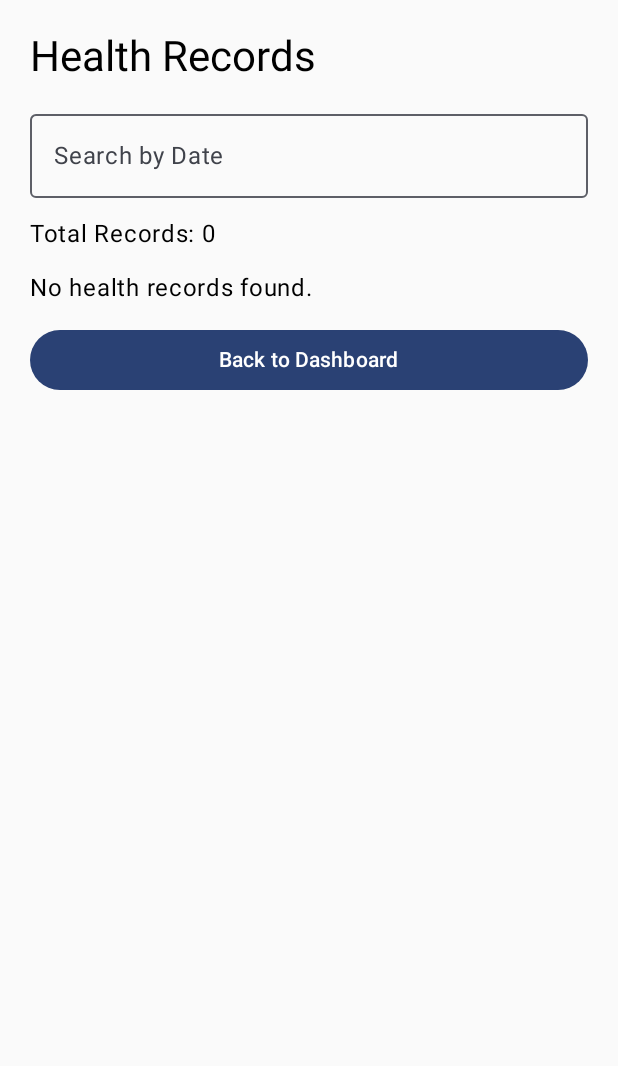
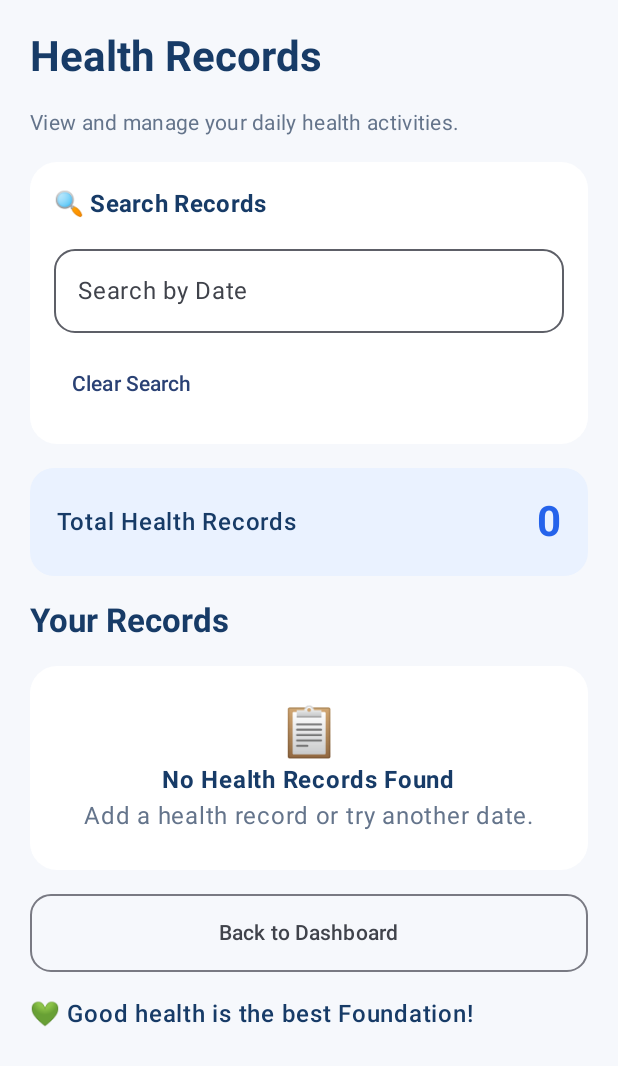
Before and after one commit to Zaid226615/HealthMate-Mobile.App, an Android app built with Jetpack Compose: the screen it shows after launch (MainActivity), after a tap on "View Health Records", on a phone screen of 412 x 824 dp. Shown: the top 1066 px of the screen. Run offline under Robolectric (Android 15) with nearby library versions, the phone set to English and light mode, and no system bars.

Commit message:
Improved dashboard and health record screen UI

```diff
--- a/app/src/main/java/com/example/healthmate/MainActivity.kt
+++ b/app/src/main/java/com/example/healthmate/MainActivity.kt
@@ -16,6 +16,10 @@ import com.example.healthmate.ui.theme.HealthMateTheme
 import java.text.SimpleDateFormat
 import java.util.Date
 import java.util.Locale
+import androidx.compose.foundation.shape.RoundedCornerShape
+import androidx.compose.ui.graphics.Color
+import androidx.compose.ui.text.font.FontWeight
+import androidx.compose.ui.Alignment
 
 class MainActivity : ComponentActivity() {
 
@@ -173,6 +177,7 @@ class MainActivity : ComponentActivity() {
     }
 }
 
+
 @Composable
 fun HealthMateDashboard(
     onAddRecordClick: () -> Unit,
@@ -180,7 +185,7 @@ fun HealthMateDashboard(
     todaySteps: Int,
     todayCalories: Int,
     todayWater: Int
-){
+) {
 
     val today = SimpleDateFormat(
         "dd MMMM yyyy",
@@ -188,7 +193,8 @@ fun HealthMateDashboard(
     ).format(Date())
 
     Scaffold(
-        modifier = Modifier.fillMaxSize()
+        modifier = Modifier.fillMaxSize(),
+        containerColor = Color(0xFFF6F8FC)
     ) { innerPadding ->
 
         Column(
@@ -201,60 +207,131 @@ fun HealthMateDashboard(
             verticalArrangement = Arrangement.spacedBy(16.dp)
         ) {
 
+            // App Header
             Text(
-                text = "HealthMate",
-                style = MaterialTheme.typography.headlineLarge
+                text = "💚 HealthMate",
+                style = MaterialTheme.typography.headlineLarge,
+                fontWeight = FontWeight.Bold,
+                color = Color(0xFF173B67)
             )
 
-            Text("Personal Health & Wellness Tracker")
+            Text(
+                text = "Personal Health & Wellness Tracker",
+                style = MaterialTheme.typography.bodyMedium,
+                color = Color(0xFF64748B)
+            )
+
+            // Date Overview Card
+            Card(
+                modifier = Modifier.fillMaxWidth(),
+                shape = RoundedCornerShape(20.dp),
+                colors = CardDefaults.cardColors(
+                    containerColor = Color(0xFFEAF2FF)
+                )
+            ) {
+
+                Column(
+                    modifier = Modifier.padding(20.dp),
+                    verticalArrangement = Arrangement.spacedBy(8.dp)
+                ) {
+
+                    Text(
+                        text = "TODAY'S OVERVIEW",
+                        color = Color(0xFF2563EB),
+                        fontWeight = FontWeight.Bold
+                    )
+
+                    Text(
+                        text = today,
+                        style = MaterialTheme.typography.titleLarge,
+                        color = Color(0xFF1E3A5F)
+                    )
+
+                    Text(
+                        text = "Track your daily activities and stay healthy.",
+                        color = Color(0xFF475569)
+                    )
+                }
+            }
 
             Text(
-                text = "Today's Health Overview",
-                style = MaterialTheme.typography.titleLarge
+                text = "Your Daily Activity",
+                style = MaterialTheme.typography.titleLarge,
+                fontWeight = FontWeight.Bold
             )
 
-            Text(today)
-
+            // Steps Card
             HealthSummaryCard(
                 title = "Steps Walked",
                 value = todaySteps.toString(),
-                unit = "steps"
+                unit = "steps",
+                icon = "👣",
+                cardColor = Color(0xFFE9F2FF),
+                valueColor = Color(0xFF2563EB)
             )
 
+            // Calories Card
             HealthSummaryCard(
                 title = "Calories Burned",
                 value = todayCalories.toString(),
-                unit = "kcal"
+                unit = "kcal",
+                icon = "🔥",
+                cardColor = Color(0xFFFDECEC),
+                valueColor = Color(0xFF945151)
             )
 
+            // Water Card
             HealthSummaryCard(
                 title = "Water Intake",
                 value = todayWater.toString(),
-                unit = "ml"
+                unit = "ml",
+                icon = "💧",
+                cardColor = Color(0xFFE5F7FC),
+                valueColor = Color(0xFF0891B2)
             )
 
+            // Add Record Button
             Button(
                 onClick = onAddRecordClick,
-                modifier = Modifier.fillMaxWidth()
+                modifier = Modifier
+                    .fillMaxWidth()
+                    .height(54.dp),
+                shape = RoundedCornerShape(15.dp),
+                colors = ButtonDefaults.buttonColors(
+                    containerColor = Color(0xFF2563EB)
+                )
             ) {
-                Text("Add Health Record")
+                Text(
+                    text = "＋ Add Health Record",
+                    fontWeight = FontWeight.Bold
+                )
             }
 
+            // View Records Button
             OutlinedButton(
                 onClick = onViewRecordsClick,
-                modifier = Modifier.fillMaxWidth()
+                modifier = Modifier
+                    .fillMaxWidth()
+                    .height(54.dp),
+                shape = RoundedCornerShape(15.dp)
             ) {
-                Text("View Health Records")
+                Text(
+                    text = "View Health Records",
+                    fontWeight = FontWeight.Bold
+                )
             }
 
             Text(
-                text = "Your Health Matters!",
-                style = MaterialTheme.typography.titleMedium
+                text = "💚 Your Health Matters!",
+                style = MaterialTheme.typography.titleMedium,
+                fontWeight = FontWeight.Bold,
+                color = Color(0xFF173B67)
             )
 
             Text(
                 text = "Keep tracking your daily activities " +
-                        "to maintain a healthy lifestyle."
+                        "to maintain a healthy lifestyle.",
+                color = Color(0xFF64748B)
             )
         }
     }
@@ -264,28 +341,61 @@ fun HealthMateDashboard(
 fun HealthSummaryCard(
     title: String,
     value: String,
-    unit: String
+    unit: String,
+    icon: String,
+    cardColor: Color,
+    valueColor: Color
 ) {
 
     Card(
-        modifier = Modifier.fillMaxWidth()
+        modifier = Modifier.fillMaxWidth(),
+        shape = RoundedCornerShape(20.dp),
+        colors = CardDefaults.cardColors(
+            containerColor = cardColor
+        )
     ) {
 
-        Column(
-            modifier = Modifier.padding(20.dp)
+        Row(
+            modifier = Modifier.padding(20.dp),
+            horizontalArrangement = Arrangement.spacedBy(16.dp),
+            verticalAlignment = Alignment.CenterVertically
         ) {
 
             Text(
-                text = title,
-                style = MaterialTheme.typography.titleMedium
+                text = icon,
+                style = MaterialTheme.typography.headlineLarge
             )
 
-            Spacer(modifier = Modifier.height(8.dp))
+            Column(
+                verticalArrangement = Arrangement.spacedBy(5.dp)
+            ) {
 
-            Text(
-                text = "$value $unit",
-                style = MaterialTheme.typography.headlineMedium
-            )
+                Text(
+                    text = title,
+                    style = MaterialTheme.typography.titleMedium,
+                    fontWeight = FontWeight.SemiBold,
+                    color = Color(0xFF334155)
+                )
+
+                Row(
+                    verticalAlignment = Alignment.Bottom,
+                    horizontalArrangement = Arrangement.spacedBy(6.dp)
+                ) {
+
+                    Text(
+                        text = value,
+                        style = MaterialTheme.typography.headlineMedium,
+                        fontWeight = FontWeight.Bold,
+                        color = valueColor
+                    )
+
+                    Text(
+                        text = unit,
+                        style = MaterialTheme.typography.bodyMedium,
+                        color = Color(0xFF64748B)
+                    )
+                }
+            }
         }
     }
 }
--- a/app/src/main/java/com/example/healthmate/View Records.kt
+++ b/app/src/main/java/com/example/healthmate/View Records.kt
@@ -1,12 +1,17 @@
 
 package com.example.healthmate
 
+import androidx.compose.foundation.background
 import androidx.compose.foundation.layout.*
 import androidx.compose.foundation.rememberScrollState
+import androidx.compose.foundation.shape.RoundedCornerShape
 import androidx.compose.foundation.verticalScroll
 import androidx.compose.material3.*
 import androidx.compose.runtime.*
+import androidx.compose.ui.Alignment
 import androidx.compose.ui.Modifier
+import androidx.compose.ui.graphics.Color
+import androidx.compose.ui.text.font.FontWeight
 import androidx.compose.ui.unit.dp
 
 @Composable
@@ -28,65 +33,232 @@ fun ViewRecords(
     Column(
         modifier = Modifier
             .fillMaxSize()
+            .background(Color(0xFFF6F8FC))
             .verticalScroll(rememberScrollState())
+            .statusBarsPadding()
+            .navigationBarsPadding()
             .padding(20.dp),
-        verticalArrangement = Arrangement.spacedBy(12.dp)
+
+        verticalArrangement = Arrangement.spacedBy(16.dp)
     ) {
 
+        // Screen Heading
         Text(
             text = "Health Records",
-            style = MaterialTheme.typography.headlineMedium
+            style = MaterialTheme.typography.headlineMedium,
+            fontWeight = FontWeight.Bold,
+            color = Color(0xFF173B67)
         )
 
-        OutlinedTextField(
-            value = searchDate,
-            onValueChange = { searchDate = it },
-            label = { Text("Search by Date") },
-            modifier = Modifier.fillMaxWidth()
+        Text(
+            text = "View and manage your daily health activities.",
+            color = Color(0xFF64748B),
+            style = MaterialTheme.typography.bodyMedium
         )
 
-        Text("Total Records: ${filteredRecords.size}")
+        // Search Card
+        Card(
+            modifier = Modifier.fillMaxWidth(),
+            shape = RoundedCornerShape(18.dp),
+            colors = CardDefaults.cardColors(
+                containerColor = Color.White
+            )
+        ) {
 
+            Column(
+                modifier = Modifier.padding(16.dp),
+                verticalArrangement = Arrangement.spacedBy(10.dp)
+            ) {
+
+                Text(
+                    text = "🔍 Search Records",
+                    style = MaterialTheme.typography.titleMedium,
+                    fontWeight = FontWeight.Bold,
+                    color = Color(0xFF173B67)
+                )
+
+                OutlinedTextField(
+                    value = searchDate,
+                    onValueChange = { searchDate = it },
+                    label = { Text("Search by Date") },
+                    placeholder = {
+                        Text("Example: 2026-11-26")
+                    },
+                    singleLine = true,
+                    modifier = Modifier.fillMaxWidth(),
+                    shape = RoundedCornerShape(14.dp)
+                )
+
+                TextButton(
+                    onClick = { searchDate = "" }
+                ) {
+                    Text("Clear Search")
+                }
+            }
+        }
+
+        // Record Count
+        Card(
+            modifier = Modifier.fillMaxWidth(),
+            shape = RoundedCornerShape(16.dp),
+            colors = CardDefaults.cardColors(
+                containerColor = Color(0xFFEAF2FF)
+            )
+        ) {
+
+            Row(
+                modifier = Modifier
+                    .fillMaxWidth()
+                    .padding(18.dp),
+                horizontalArrangement = Arrangement.SpaceBetween,
+                verticalAlignment = Alignment.CenterVertically
+            ) {
+
+                Text(
+                    text = "Total Health Records",
+                    fontWeight = FontWeight.SemiBold,
+                    color = Color(0xFF173B67)
+                )
+
+                Text(
+                    text = filteredRecords.size.toString(),
+                    style = MaterialTheme.typography.headlineMedium,
+                    fontWeight = FontWeight.Bold,
+                    color = Color(0xFF2563EB)
+                )
+            }
+        }
+
+        Text(
+            text = "Your Records",
+            style = MaterialTheme.typography.titleLarge,
+            fontWeight = FontWeight.Bold,
+            color = Color(0xFF173B67)
+        )
+
+        // Display Records
         if (filteredRecords.isEmpty()) {
 
-            Text("No health records found.")
+            Card(
+                modifier = Modifier.fillMaxWidth(),
+                shape = RoundedCornerShape(18.dp),
+                colors = CardDefaults.cardColors(
+                    containerColor = Color.White
+                )
+            ) {
+
+                Column(
+                    modifier = Modifier
+                        .fillMaxWidth()
+                        .padding(24.dp),
+                    horizontalAlignment = Alignment.CenterHorizontally
+                ) {
+
+                    Text(
+                        text = "📋",
+                        style = MaterialTheme.typography.headlineLarge
+                    )
+
+                    Text(
+                        text = "No Health Records Found",
+                        fontWeight = FontWeight.Bold,
+                        color = Color(0xFF173B67)
+                    )
+
+                    Text(
+                        text = "Add a health record or try another date.",
+                        color = Color(0xFF64748B)
+                    )
+                }
+            }
 
         } else {
 
             filteredRecords.forEach { record ->
 
                 Card(
-                    modifier = Modifier.fillMaxWidth()
+                    modifier = Modifier.fillMaxWidth(),
+                    shape = RoundedCornerShape(18.dp),
+                    colors = CardDefaults.cardColors(
+                        containerColor = Color.White
+                    ),
+                    elevation = CardDefaults.cardElevation(
+                        defaultElevation = 2.dp
+                    )
                 ) {
 
                     Column(
-                        modifier = Modifier.padding(16.dp),
-                        verticalArrangement = Arrangement.spacedBy(6.dp)
+                        modifier = Modifier.padding(18.dp),
+                        verticalArrangement = Arrangement.spacedBy(12.dp)
                     ) {
 
+                        // Record Date
                         Text(
-                            text = "Date: ${record.date}",
-                            style = MaterialTheme.typography.titleMedium
+                            text = "📅 ${record.date}",
+                            style = MaterialTheme.typography.titleMedium,
+                            fontWeight = FontWeight.Bold,
+                            color = Color(0xFF173B67)
                         )
 
-                        Text("Steps: ${record.steps}")
-                        Text("Calories: ${record.calories} kcal")
-                        Text("Water: ${record.water} ml")
+                        HorizontalDivider(
+                            color = Color(0xFFE2E8F0)
+                        )
 
+                        // Steps
+                        Text(
+                            text = "👣 Steps: ${record.steps}",
+                            color = Color(0xFF2563EB),
+                            fontWeight = FontWeight.SemiBold
+                        )
+
+                        // Calories
+                        Text(
+                            text = "🔥 Calories: ${record.calories} kcal",
+                            color = Color(0xFFDC4C4C),
+                            fontWeight = FontWeight.SemiBold
+                        )
+
+                        // Water
+                        Text(
+                            text = "💧 Water: ${record.water} ml",
+                            color = Color(0xFF0891B2),
+                            fontWeight = FontWeight.SemiBold
+                        )
+
+                        Spacer(modifier = Modifier.height(4.dp))
+
+                        // Edit and Delete Buttons
                         Row(
-                            horizontalArrangement = Arrangement.spacedBy(8.dp)
+                            modifier = Modifier.fillMaxWidth(),
+                            horizontalArrangement = Arrangement.spacedBy(10.dp)
                         ) {
 
                             Button(
-                                onClick = { onEdit(record) }
+                                onClick = {
+                                    onEdit(record)
+                                },
+                                modifier = Modifier.weight(1f),
+                                shape = RoundedCornerShape(12.dp),
+                                colors = ButtonDefaults.buttonColors(
+                                    containerColor = Color(0xFF2563EB)
+                                )
                             ) {
+
                                 Text("Edit")
                             }
 
                             OutlinedButton(
-                                onClick = { onDelete(record.id) }
+                                onClick = {
+                                    onDelete(record.id)
+                                },
+                                modifier = Modifier.weight(1f),
+                                shape = RoundedCornerShape(12.dp)
                             ) {
-                                Text("Delete")
+
+                                Text(
+                                    text = "Delete",
+                                    color = Color(0xFFDC4C4C)
+                                )
                             }
                         }
                     }
@@ -94,11 +266,22 @@ fun ViewRecords(
             }
         }
 
-        Button(
+        // Back Button
+        OutlinedButton(
             onClick = onBack,
-            modifier = Modifier.fillMaxWidth()
+            modifier = Modifier
+                .fillMaxWidth()
+                .height(52.dp),
+            shape = RoundedCornerShape(14.dp)
         ) {
+
             Text("Back to Dashboard")
         }
+
+        Text(
+            text = "💚 Good health is the best Foundation!",
+            color = Color(0xFF173B67),
+            fontWeight = FontWeight.SemiBold
+        )
     }
 }
```
Also changed, not shown: app/src/main/java/com/example/healthmate/AddRecord.kt (+139 -27 lines).
